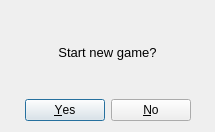
First picture: the form in Corners/newgamedialog.ui, repository srgynmv/Corners, before the edit.
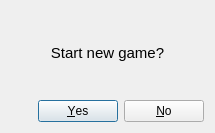
Second picture: the form after the edit.

Commit message: Added newGame button

```diff
--- a/Corners/newgamedialog.ui
+++ b/Corners/newgamedialog.ui
@@ -7,7 +7,7 @@
     <x>0</x>
     <y>0</y>
     <width>215</width>
-    <height>132</height>
+    <height>133</height>
    </rect>
   </property>
   <property name="sizePolicy">
@@ -40,7 +40,7 @@
     <widget class="QLabel" name="label">
      <property name="font">
       <font>
-       <pointsize>10</pointsize>
+       <pointsize>11</pointsize>
       </font>
      </property>
      <property name="text">
@@ -78,9 +78,6 @@
      <property name="standardButtons">
       <set>QDialogButtonBox::No|QDialogButtonBox::Yes</set>
      </property>
-     <property name="centerButtons">
-      <bool>true</bool>
-     </property>
     </widget>
    </item>
   </layout>
```
Left out of the diff: 11 changed lines with no effect on the pictures. The commit also changes 4 other files.
